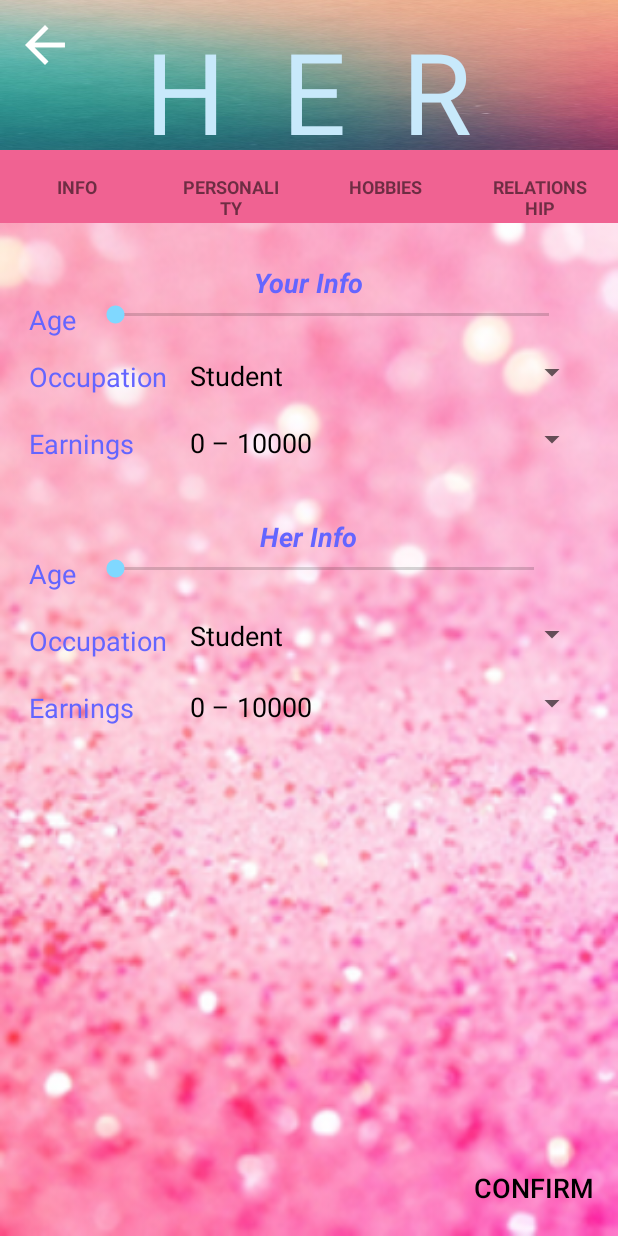
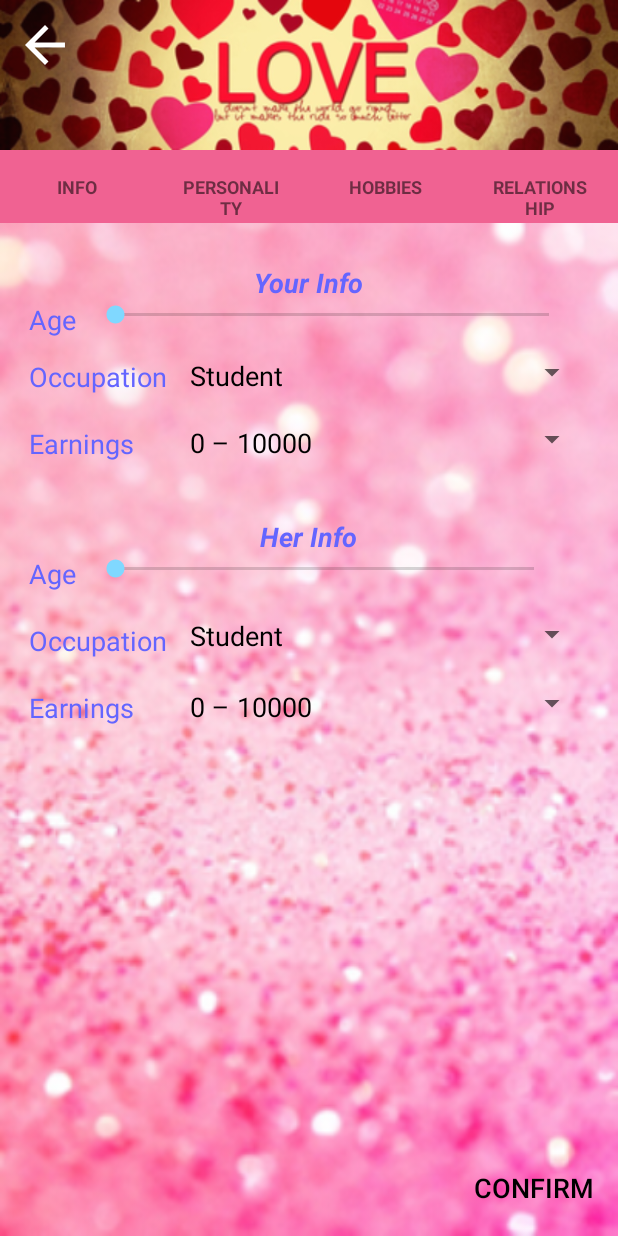
Before and after one commit to wuyouk/HER, an Android app: the ProfileActivity screen opened directly, with no data from a screen before it, on a phone screen of 412 x 824 dp. Run offline under Robolectric (Android 15) with nearby library versions, the phone set to English and light mode, and no system bars; network calls fail.

Commit message:
Change some background images.

```diff
--- a/app/src/main/res/layout/activity_profile.xml
+++ b/app/src/main/res/layout/activity_profile.xml
@@ -8,7 +8,7 @@
     <RelativeLayout
         android:layout_width="match_parent"
         android:layout_height="100dp"
-        android:background="@drawable/login_background">
+        android:background="@drawable/love_profile">
 
 
 
@@ -24,17 +24,6 @@
             android:layout_marginLeft="10dp"
             android:layout_marginTop="10dp" />
 
-        <TextView
-            android:layout_width="wrap_content"
-            android:layout_height="80dp"
-            android:text="H  E  R"
-            android:id="@+id/profileText"
-            android:layout_centerVertical="true"
-            android:layout_centerHorizontal="true"
-            android:textColor="#c8e9fb"
-            android:focusableInTouchMode="false"
-            android:enabled="false"
-            android:textSize="75dp" />
     </RelativeLayout>
 
 
--- a/app/src/main/res/layout/fragment_main_sliding_timeline_tab.xml
+++ b/app/src/main/res/layout/fragment_main_sliding_timeline_tab.xml
@@ -1,8 +1,7 @@
 <?xml version="1.0" encoding="utf-8"?>
 <RelativeLayout xmlns:android="http://schemas.android.com/apk/res/android"
     android:orientation="vertical" android:layout_width="match_parent"
-    android:layout_height="match_parent"
-    android:background="#FAFAFA">
+    android:layout_height="match_parent">
 
     <TextView
         android:layout_width="wrap_content"
--- a/app/src/main/res/layout/timeline_main.xml
+++ b/app/src/main/res/layout/timeline_main.xml
@@ -3,7 +3,8 @@
     android:layout_height="match_parent" android:paddingLeft="@dimen/activity_horizontal_margin"
     android:paddingRight="@dimen/activity_horizontal_margin"
     android:paddingTop="@dimen/activity_vertical_margin"
-    android:paddingBottom="@dimen/activity_vertical_margin" tools:context=".MainActivity">
+    android:paddingBottom="@dimen/activity_vertical_margin" tools:context=".MainActivity"
+    android:background="@drawable/timeline">
     <View
         android:id="@+id/view_help"
         android:layout_width="1dp"
```
Also changed, not shown: app/src/main/res/drawable/love_profile.png (added), app/src/main/res/drawable/profile.jpg (deleted), app/src/main/res/drawable/timeline.png (added).
